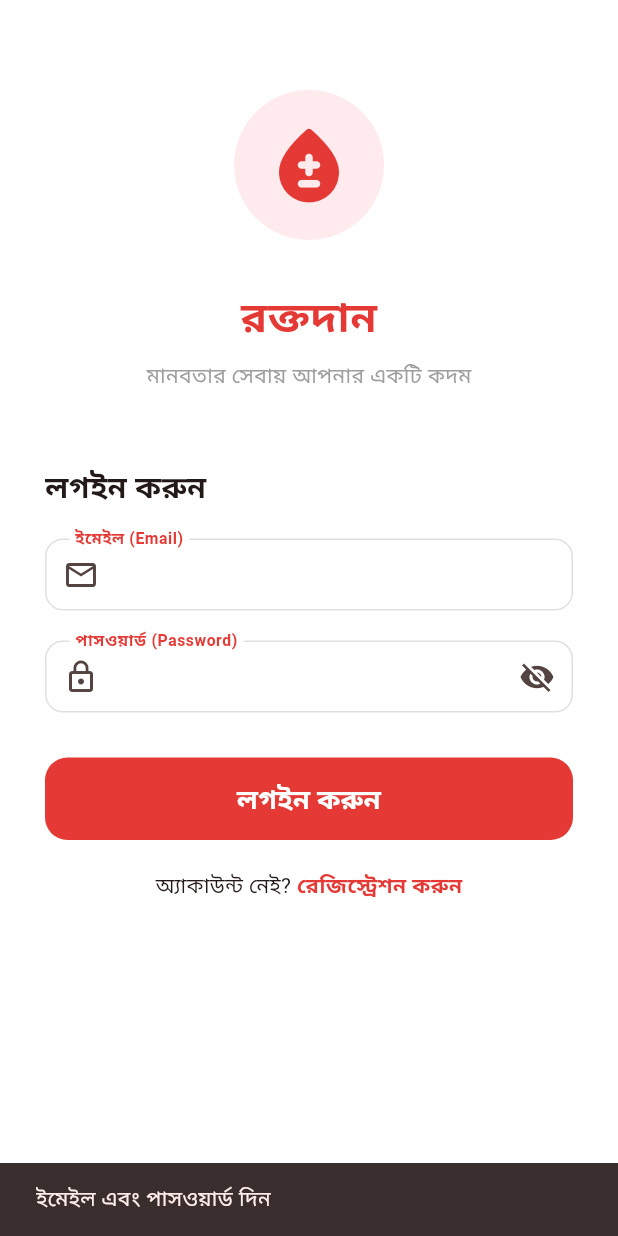
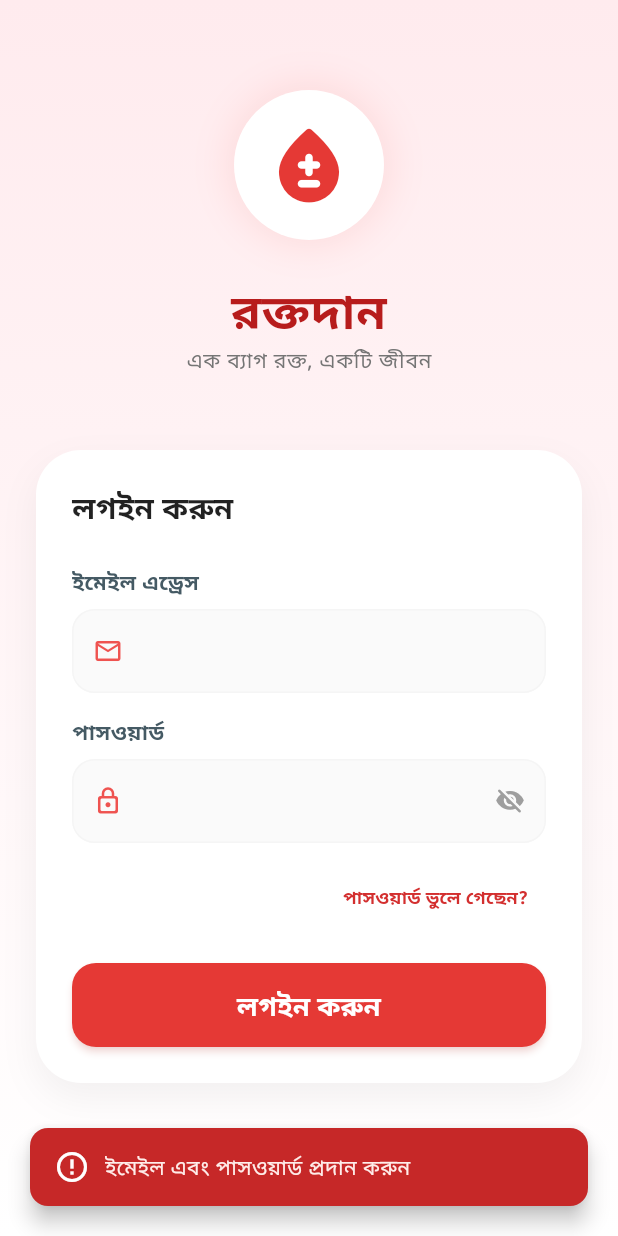
Before and after one commit to shahanuralamofficial/blood_donate, a Flutter app: the screen it shows after launch, after a tap on "লগইন করুন", on a phone screen of 412 x 824 dp. Run offline on Flutter 3.47's test engine with Material 3 defaults, Android fonts, the phone set to English and light mode, and no system bars; our stand-ins replace cloud_firestore, firebase_auth, firebase_core, firebase_messaging, flutter_local_notifications, flutter_riverpod and 6 more; accounts and stored records are empty.

Commit message:
Refactor LoginScreen UI/UX and enhance error handling
- Overhaul the login screen UI with a new gradient background, card-based form layout, and improved typography
- Implement a custom `_showErrorSnackBar` with specific styling and icons
- Enhance error handling to provide user-friendly Bengali messages for common authentication failures (e.g., invalid credentials, too many requests)
- Modularize text field construction into a reusable `_buildTextField` widget
- Add a "Forgot Password" placeholder and improve the logo section with a Hero animation and shadow effects
- Update color scheme and spacing for a more modern appearance

```diff
--- a/lib/presentation/screens/auth/login_screen.dart
+++ b/lib/presentation/screens/auth/login_screen.dart
@@ -19,9 +19,7 @@ class _LoginScreenState extends ConsumerState<LoginScreen> {
 
   Future<void> _login() async {
     if (_emailController.text.isEmpty || _passwordController.text.isEmpty) {
-      ScaffoldMessenger.of(context).showSnackBar(
-        const SnackBar(content: Text('ইমেইল এবং পাসওয়ার্ড দিন')),
-      );
+      _showErrorSnackBar('ইমেইল এবং পাসওয়ার্ড প্রদান করুন');
       return;
     }
 
@@ -31,119 +29,269 @@ class _LoginScreenState extends ConsumerState<LoginScreen> {
             _emailController.text.trim(),
             _passwordController.text.trim(),
           );
-    } catch (e) {
-      if (mounted) {
-        ScaffoldMessenger.of(context).showSnackBar(
-          SnackBar(content: Text('ত্রুটি: ${e.toString()}')),
-        );
+    } on Exception catch (e) {
+      String errorMessage = 'একটি সমস্যা হয়েছে। আবার চেষ্টা করুন।';
+      final errorString = e.toString().toLowerCase();
+
+      if (errorString.contains('user-not-found') || errorString.contains('invalid-credential')) {
+        errorMessage = 'ইমেইল অথবা পাসওয়ার্ড ভুল। আবার চেষ্টা করুন।';
+      } else if (errorString.contains('wrong-password')) {
+        errorMessage = 'ভুল পাসওয়ার্ড! আবার চেষ্টা করুন।';
+      } else if (errorString.contains('too-many-requests')) {
+        errorMessage = 'অতিরিক্ত ভুল চেষ্টার কারণে সাময়িকভাবে বন্ধ। পরে চেষ্টা করুন।';
       }
+
+      _showErrorSnackBar(errorMessage);
     } finally {
       if (mounted) setState(() => _isLoading = false);
     }
+  }
+
+  void _showErrorSnackBar(String message) {
+    ScaffoldMessenger.of(context).showSnackBar(
+      SnackBar(
+        content: Row(
+          children: [
+            const Icon(Icons.error_outline, color: Colors.white),
+            const SizedBox(width: 10),
+            Expanded(child: Text(message, style: GoogleFonts.notoSansBengali())),
+          ],
+        ),
+        backgroundColor: Colors.red.shade800,
+        behavior: SnackBarBehavior.floating,
+        shape: RoundedRectangleBorder(borderRadius: BorderRadius.circular(12)),
+        margin: const EdgeInsets.all(20),
+      ),
+    );
   }
 
   @override
   Widget build(BuildContext context) {
     return Scaffold(
       backgroundColor: Colors.white,
-      body: SafeArea(
+      body: Container(
+        height: double.infinity,
+        decoration: BoxDecoration(
+          gradient: LinearGradient(
+            begin: Alignment.topCenter,
+            end: Alignment.bottomCenter,
+            colors: [Colors.red.shade50, Colors.white],
+          ),
+        ),
+        child: SafeArea(
           child: SingleChildScrollView(
-          padding: const EdgeInsets.symmetric(horizontal: 30.0),
+            padding: const EdgeInsets.symmetric(horizontal: 24.0),
             child: Column(
-            crossAxisAlignment: CrossAxisAlignment.start,
               children: [
                 const SizedBox(height: 60),
-              Center(
+                // Logo Section
+                Hero(
+                  tag: 'app_logo',
                   child: Container(
-                  height: 100,
-                  width: 100,
+                    padding: const EdgeInsets.all(20),
                     decoration: BoxDecoration(
-                    color: Colors.red.shade50,
+                      color: Colors.white,
                       shape: BoxShape.circle,
+                      boxShadow: [
+                        BoxShadow(
+                          color: Colors.red.withOpacity(0.1),
+                          blurRadius: 20,
+                          spreadRadius: 5,
+                        )
+                      ],
                     ),
                     child: const Icon(Icons.bloodtype_rounded, color: Color(0xFFE53935), size: 60),
                   ),
                 ),
-              const SizedBox(height: 30),
-              Center(
-                child: Text(
+                const SizedBox(height: 24),
+                Text(
                   'রক্তদান',
                   style: GoogleFonts.notoSansBengali(
-                    fontSize: 28,
+                    fontSize: 32,
                     fontWeight: FontWeight.bold,
-                    color: const Color(0xFFE53935),
+                    color: const Color(0xFFB71C1C),
+                  ),
+                ),
+                Text(
+                  'এক ব্যাগ রক্ত, একটি জীবন',
+                  style: GoogleFonts.notoSansBengali(
+                    fontSize: 14,
+                    color: Colors.grey.shade600,
+                    letterSpacing: 0.5,
+                  ),
+                ),
+                const SizedBox(height: 50),
+
+                // Form Section
+                Container(
+                  padding: const EdgeInsets.all(24),
+                  decoration: BoxDecoration(
+                    color: Colors.white,
+                    borderRadius: BorderRadius.circular(30),
+                    boxShadow: [
+                      BoxShadow(
+                        color: Colors.black.withOpacity(0.05),
+                        blurRadius: 20,
+                        offset: const Offset(0, 10),
+                      )
+                    ],
+                  ),
+                  child: Column(
+                    crossAxisAlignment: CrossAxisAlignment.start,
+                    children: [
+                      Text(
+                        'লগইন করুন',
+                        style: GoogleFonts.notoSansBengali(
+                          fontSize: 20,
+                          fontWeight: FontWeight.bold,
+                          color: Colors.black87,
+                        ),
+                      ),
+                      const SizedBox(height: 25),
+
+                      _buildTextField(
+                        controller: _emailController,
+                        label: 'ইমেইল এড্রেস',
+                        icon: Icons.email_outlined,
+                        keyboardType: TextInputType.emailAddress,
+                      ),
+                      const SizedBox(height: 16),
+
+                      _buildTextField(
+                        controller: _passwordController,
+                        label: 'পাসওয়ার্ড',
+                        icon: Icons.lock_outline_rounded,
+                        isPassword: true,
+                        obscureText: _obscurePassword,
+                        onTogglePassword: () => setState(() => _obscurePassword = !_obscurePassword),
+                      ),
+
+                      const SizedBox(height: 12),
+                      Align(
+                        alignment: Alignment.centerRight,
+                        child: TextButton(
+                          onPressed: () {}, // Forgot Password Placeholder
+                          child: Text(
+                            'পাসওয়ার্ড ভুলে গেছেন?',
+                            style: GoogleFonts.notoSansBengali(
+                              fontSize: 12,
+                              color: Colors.red.shade700,
+                              fontWeight: FontWeight.w600,
                             ),
                           ),
                         ),
-              const SizedBox(height: 10),
-              Center(
-                child: Text(
-                  'মানবতার সেবায় আপনার একটি কদম',
-                  style: GoogleFonts.notoSansBengali(color: Colors.grey),
                       ),
-              ),
-              const SizedBox(height: 50),
-              Text(
-                'লগইন করুন',
-                style: GoogleFonts.notoSansBengali(fontSize: 20, fontWeight: FontWeight.bold),
-              ),
+
                       const SizedBox(height: 20),
-              TextField(
-                controller: _emailController,
-                keyboardType: TextInputType.emailAddress,
-                decoration: InputDecoration(
-                  labelText: 'ইমেইল (Email)',
-                  prefixIcon: const Icon(Icons.email_outlined),
-                  border: OutlineInputBorder(borderRadius: BorderRadius.circular(15)),
-                ),
-              ),
-              const SizedBox(height: 20),
-              TextField(
-                controller: _passwordController,
-                obscureText: _obscurePassword,
-                decoration: InputDecoration(
-                  labelText: 'পাসওয়ার্ড (Password)',
-                  prefixIcon: const Icon(Icons.lock_outline),
-                  suffixIcon: IconButton(
-                    icon: Icon(_obscurePassword ? Icons.visibility_off : Icons.visibility),
-                    onPressed: () => setState(() => _obscurePassword = !_obscurePassword),
-                  ),
-                  border: OutlineInputBorder(borderRadius: BorderRadius.circular(15)),
-                ),
-              ),
-              const SizedBox(height: 30),
                       if (_isLoading)
-                const Center(child: CircularProgressIndicator())
+                        const Center(child: CircularProgressIndicator(color: Colors.red))
                       else
                         ElevatedButton(
                           onPressed: _login,
                           style: ElevatedButton.styleFrom(
                             backgroundColor: const Color(0xFFE53935),
-                    minimumSize: const Size(double.infinity, 55),
-                    shape: RoundedRectangleBorder(borderRadius: BorderRadius.circular(15)),
+                            foregroundColor: Colors.white,
+                            minimumSize: const Size(double.infinity, 56),
+                            shape: RoundedRectangleBorder(borderRadius: BorderRadius.circular(16)),
+                            elevation: 2,
+                            shadowColor: Colors.red.withOpacity(0.3),
                           ),
-                  child: Text('লগইন করুন', style: GoogleFonts.notoSansBengali(fontSize: 18, fontWeight: FontWeight.bold)),
+                          child: Text(
+                            'লগইন করুন',
+                            style: GoogleFonts.notoSansBengali(fontSize: 18, fontWeight: FontWeight.bold),
                           ),
-              const SizedBox(height: 20),
+                        ),
+                    ],
+                  ),
+                ),
+
+                const SizedBox(height: 30),
                 Row(
                   mainAxisAlignment: MainAxisAlignment.center,
                   children: [
-                  const Text('অ্যাকাউন্ট নেই? '),
+                    Text(
+                      'অ্যাকাউন্ট নেই? ',
+                      style: GoogleFonts.notoSansBengali(color: Colors.grey.shade600),
+                    ),
                     GestureDetector(
                       onTap: () {
                         Navigator.push(context, MaterialPageRoute(builder: (_) => const RegisterScreen()));
                       },
-                    child: const Text(
+                      child: Text(
                         'রেজিস্ট্রেশন করুন',
-                      style: TextStyle(color: Color(0xFFE53935), fontWeight: FontWeight.bold),
+                        style: GoogleFonts.notoSansBengali(
+                          color: const Color(0xFFE53935),
+                          fontWeight: FontWeight.bold,
+                        ),
                       ),
                     ),
                   ],
                 ),
+                const SizedBox(height: 20),
               ],
+            ),
           ),
         ),
       ),
     );
   }
+
+  Widget _buildTextField({
+    required TextEditingController controller,
+    required String label,
+    required IconData icon,
+    bool isPassword = false,
+    bool obscureText = false,
+    VoidCallback? onTogglePassword,
+    TextInputType? keyboardType,
+  }) {
+    return Column(
+      crossAxisAlignment: CrossAxisAlignment.start,
+      children: [
+        Text(
+          label,
+          style: GoogleFonts.notoSansBengali(
+            fontSize: 14,
+            fontWeight: FontWeight.w600,
+            color: Colors.blueGrey.shade700,
+          ),
+        ),
+        const SizedBox(height: 8),
+        TextField(
+          controller: controller,
+          obscureText: obscureText,
+          keyboardType: keyboardType,
+          style: const TextStyle(fontSize: 16),
+          decoration: InputDecoration(
+            prefixIcon: Icon(icon, color: Colors.red.shade400, size: 20),
+            suffixIcon: isPassword
+                ? IconButton(
+                    icon: Icon(
+                      obscureText ? Icons.visibility_off_rounded : Icons.visibility_rounded,
+                      color: Colors.grey,
+                      size: 20,
+                    ),
+                    onPressed: onTogglePassword,
+                  )
+                : null,
+            filled: true,
+            fillColor: Colors.grey.shade50,
+            contentPadding: const EdgeInsets.symmetric(vertical: 16, horizontal: 16),
+            border: OutlineInputBorder(
+              borderRadius: BorderRadius.circular(15),
+              borderSide: BorderSide.none,
+            ),
+            enabledBorder: OutlineInputBorder(
+              borderRadius: BorderRadius.circular(15),
+              borderSide: BorderSide(color: Colors.grey.shade100),
+            ),
+            focusedBorder: OutlineInputBorder(
+              borderRadius: BorderRadius.circular(15),
+              borderSide: const BorderSide(color: Color(0xFFE53935), width: 1.5),
+            ),
+          ),
+        ),
+      ],
+    );
   }
+}
```
Lines whose indentation alone changed are shown as unchanged.
